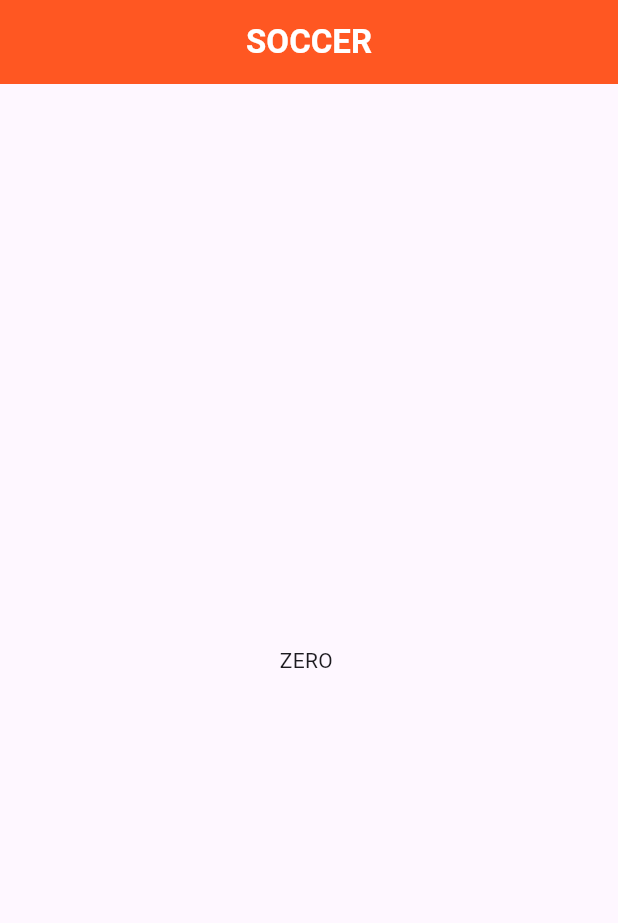
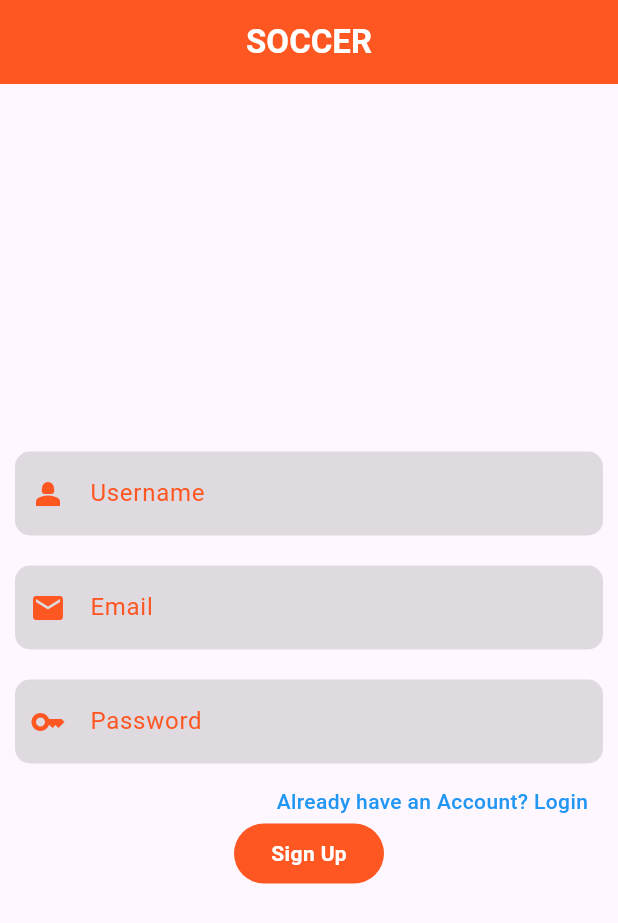
Before and after one commit to devsTZ/soccer, a Flutter app: the UserSignUp screen opened directly, on a phone screen of 412 x 824 dp. Shown: the top 923 px of the screen. Run offline on Flutter 3.47's test engine with Material 3 defaults, Android fonts, the phone set to English and light mode, and no system bars.

Commit message:
SignUp and Login page update

```diff
--- /dev/null
+++ b/lib/constant/app_helper.dart
@@ -0,0 +1,18 @@
+import 'package:flutter/material.dart';
+
+class AppHelper {
+  static const inputDeco = TextStyle(
+    color: Colors.deepOrange,
+  );
+  static const boxDeco = BoxDecoration(
+      color: Colors.black12,
+      borderRadius: BorderRadius.all(Radius.circular(10)));
+  static const btnDeco = TextStyle(
+    color: Colors.white,
+    fontWeight: FontWeight.bold,
+  );
+  static const appHeader = TextStyle(
+    color: Colors.white,
+    fontWeight: FontWeight.bold,
+  );
+}
--- a/lib/main.dart
+++ b/lib/main.dart
@@ -16,7 +16,8 @@ class MyApp extends StatelessWidget {
         colorScheme: ColorScheme.fromSeed(seedColor: Colors.deepPurple),
         useMaterial3: true,
       ),
-      home:const  SpalshScreen(),
+      debugShowCheckedModeBanner: false,
+      home: const SpalshScreen(),
     );
   }
 }
--- a/lib/screen/user_signup.dart
+++ b/lib/screen/user_signup.dart
@@ -1,4 +1,7 @@
 import 'package:flutter/material.dart';
+import 'package:zero/constant/app_helper.dart';
+import 'package:zero/screen/homepage.dart';
+import 'package:zero/screen/user_login.dart';
 
 class UserSignUp extends StatefulWidget {
   const UserSignUp({super.key});
@@ -16,13 +19,113 @@ class _UserSignUpState extends State<UserSignUp> {
           title: const Center(
             child: Text(
               'SOCCER',
-              style: TextStyle(
-                color: Colors.white,
-                fontWeight: FontWeight.bold,
-              ),
+              style: AppHelper.appHeader,
             ),
           )),
-      body: const Center(child: Text('ZERO ')),
+      body: SafeArea(
+          child: Column(
+        mainAxisAlignment: MainAxisAlignment.center,
+        children: [
+          Container(
+            padding: const EdgeInsets.all(10),
+            child: Container(
+                padding: const EdgeInsets.fromLTRB(10, 0, 10, 0),
+                decoration: AppHelper.boxDeco,
+                child: TextFormField(
+                  style: AppHelper.inputDeco,
+                  cursorColor: Colors.deepOrange,
+                  decoration: const InputDecoration(
+                    icon: Icon(Icons.person_2),
+                    label: Text('Username'),
+                    iconColor: Colors.deepOrange,
+                    labelStyle: TextStyle(
+                      color: Colors.deepOrange,
+                    ),
+                    border: InputBorder.none,
+                  ),
+                )),
+          ),
+          Container(
+            padding: const EdgeInsets.all(10),
+            child: Container(
+                padding: const EdgeInsets.fromLTRB(10, 0, 10, 0),
+                decoration: AppHelper.boxDeco,
+                child: TextFormField(
+                  style: AppHelper.inputDeco,
+                  cursorColor: Colors.deepOrange,
+                  decoration: const InputDecoration(
+                    icon: Icon(Icons.email),
+                    label: Text('Email'),
+                    iconColor: Colors.deepOrange,
+                    labelStyle: TextStyle(
+                      color: Colors.deepOrange,
+                    ),
+                    border: InputBorder.none,
+                  ),
+                )),
+          ),
+          Container(
+            padding: const EdgeInsets.all(10),
+            child: Container(
+                padding: const EdgeInsets.fromLTRB(10, 0, 10, 0),
+                decoration: AppHelper.boxDeco,
+                child: TextFormField(
+                  obscureText: true,
+                  style: AppHelper.inputDeco,
+                  cursorColor: Colors.deepOrange,
+                  decoration: const InputDecoration(
+                    icon: Icon(Icons.key),
+                    label: Text('Password'),
+                    iconColor: Colors.deepOrange,
+                    labelStyle: TextStyle(
+                      color: Colors.deepOrange,
+                    ),
+                    border: InputBorder.none,
+                  ),
+                )),
+          ),
+          Row(
+            // crossAxisAlignment: CrossAxisAlignment.center,
+            mainAxisAlignment: MainAxisAlignment.end,
+            children: [
+              Container(
+                padding: const EdgeInsets.fromLTRB(0, 5, 20, 5),
+                child: GestureDetector(
+                  onTap: () {
+                    Navigator.pushReplacement(
+                        context,
+                        MaterialPageRoute(
+                            builder: (context) => const UserLogin()));
+                  },
+                  child: const Text(
+                    'Already have an Account? Login',
+                    style: TextStyle(
+                        color: Colors.blue, fontWeight: FontWeight.w500),
+                  ),
+                ),
+              ),
+            ],
+          ),
+          Container(
+            width: 100.0,
+            padding: const EdgeInsets.all(10.0),
+            decoration: const BoxDecoration(
+                color: Colors.deepOrange,
+                borderRadius: BorderRadius.all(Radius.circular(20))),
+            child: GestureDetector(
+              onTap: () {
+                Navigator.pushReplacement(context,
+                    MaterialPageRoute(builder: (context) => const HomePage()));
+              },
+              child: const Center(
+                  child: Text(
+                'Sign Up',
+                style: AppHelper.btnDeco,
+              )),
+            ),
+          )
+        ],
+      )),
     );
   }
 }
```
Also changed, not shown: lib/screen/homepage.dart (added, +29 -0 lines), lib/screen/splash_screen.dart (+10 -5 lines), lib/screen/user_login.dart (+112 -0 lines), lib/data/create_post_func.dart (added), lib/screen/reshot-icon-flickr-PTXY7M2H6V.svg (deleted), 1 other file.
